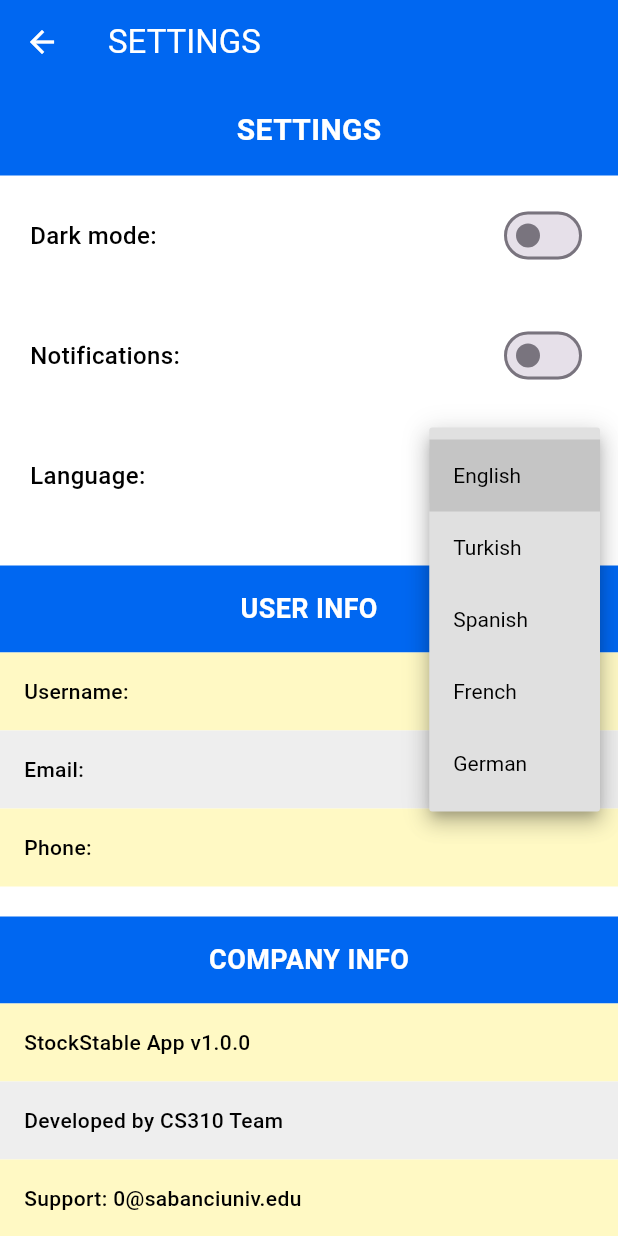
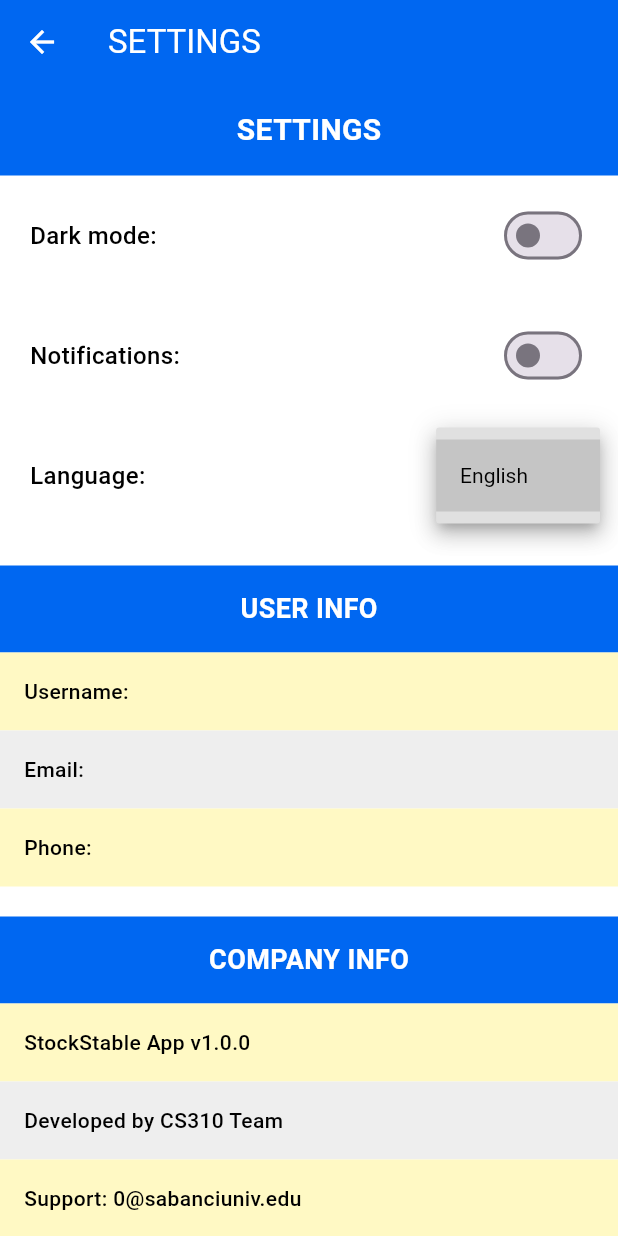
Before and after one commit to ahmettunakuran/CS310-Project, a Flutter app: the SettingsScreen screen opened by its route, after a tap on "English", on a phone screen of 412 x 824 dp. Run offline on Flutter 3.47's test engine with Material 3 defaults, Android fonts, the phone set to English and light mode, and no system bars; our stand-ins replace cloud_firestore, firebase_auth, firebase_core, firebase_storage, fl_chart, image_picker; missing offline and left inert: mobile_scanner; accounts and stored records are empty.

Commit message:
Final ver

```diff
--- a/StockStable_project/lib/screens/settings_screen.dart
+++ b/StockStable_project/lib/screens/settings_screen.dart
@@ -24,10 +24,7 @@ class _SettingsScreenState extends State<SettingsScreen> {
   String _selectedLanguage = 'English';
   final List<String> _languages = [
     'English',
-    'Turkish',
-    'Spanish',
-    'French',
-    'German'
+
   ];
   final ThemeManager _themeManager = ThemeManager();
   final FirebaseAuth _auth = FirebaseAuth.instance;
```
Also changed, not shown: StockStable_project/lib/screens/inventory_screen.dart (+9 -3 lines), 4 other files.
